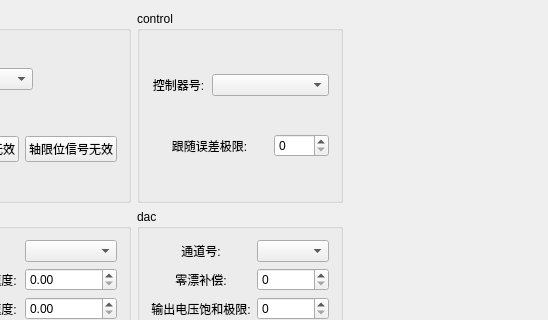
Qt form GTSSimpleController/Widget/ConfigWidget.ui (whisper512/GTS) before a commit; both pictures show x 292 to 840 and y 0 to 320 of the 840 by 431 pixel window.
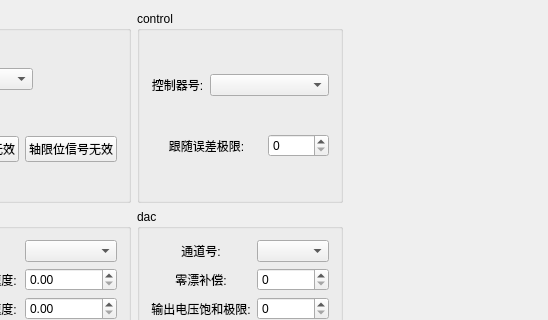
The same form after that commit.

Commit message: 测试完成

```diff
--- a/GTSSimpleController/Widget/ConfigWidget.ui
+++ b/GTSSimpleController/Widget/ConfigWidget.ui
@@ -63,7 +63,11 @@
           </widget>
          </item>
          <item row="1" column="2">
-          <widget class="QSpinBox" name="spinBox_followingErrorLimit"/>
+          <widget class="QSpinBox" name="spinBox_followingErrorLimit">
+           <property name="maximum">
+            <number>32767</number>
+           </property>
+          </widget>
          </item>
         </layout>
        </widget>
```
Left out of the diff: 12 changed lines with no effect on the pictures. The commit also changes 1 other file.
